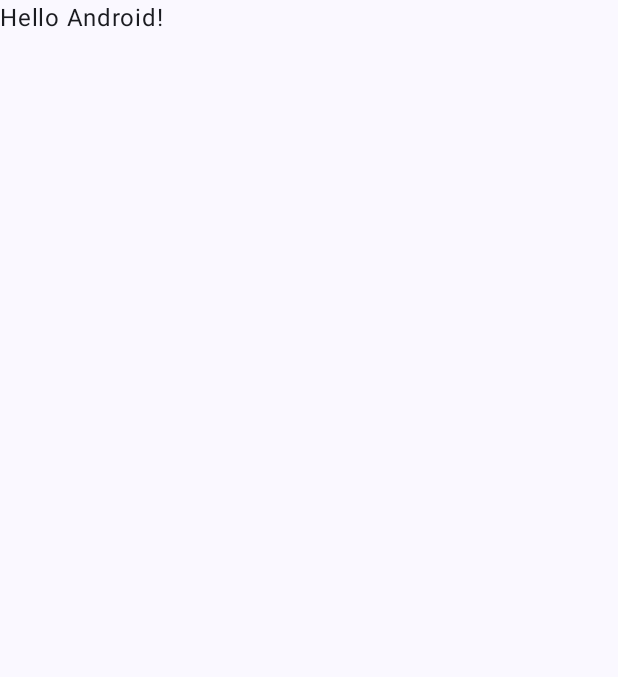
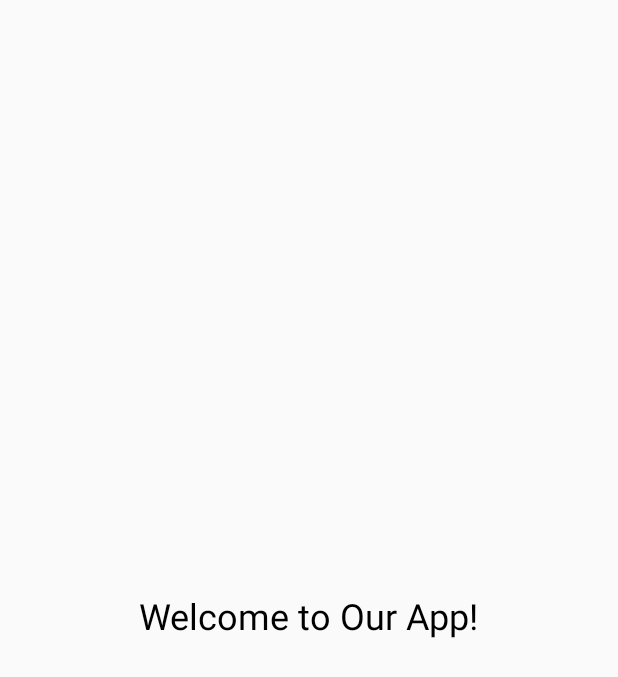
Before and after one commit to yogaramasahdan/UTS_Resep, an Android app built with Jetpack Compose: the screen it shows after launch (MainActivity), on a phone screen of 412 x 824 dp. Before the commit the part shown is almost empty. Shown: the top 677 px of the screen. Run offline under Robolectric (Android 15) with nearby library versions, the phone set to English and light mode, and no system bars.

```diff
--- a/UTSappresep/app/build.gradle.kts
+++ b/UTSappresep/app/build.gradle.kts
@@ -56,4 +56,5 @@ dependencies {
     androidTestImplementation(libs.androidx.ui.test.junit4)
     debugImplementation(libs.androidx.ui.tooling)
     debugImplementation(libs.androidx.ui.test.manifest)
+    implementation("androidx.navigation:navigation-compose:2.7.5")
 }
--- a/UTSappresep/app/src/main/java/com/example/utsappresep/MainActivity.kt
+++ b/UTSappresep/app/src/main/java/com/example/utsappresep/MainActivity.kt
@@ -3,45 +3,74 @@ package com.example.utsappresep
 import android.os.Bundle
 import androidx.activity.ComponentActivity
 import androidx.activity.compose.setContent
-import androidx.activity.enableEdgeToEdge
-import androidx.compose.foundation.layout.fillMaxSize
-import androidx.compose.foundation.layout.padding
-import androidx.compose.material3.Scaffold
+import androidx.compose.animation.core.Animatable
+import androidx.compose.animation.core.tween
+import androidx.compose.foundation.Image
+import androidx.compose.foundation.layout.*
+import androidx.compose.material3.MaterialTheme
+import androidx.compose.runtime.*
+import androidx.compose.ui.Alignment
+import androidx.compose.ui.Modifier
+import androidx.compose.ui.draw.alpha
+import androidx.compose.ui.res.painterResource
+import androidx.compose.ui.unit.dp
+import kotlinx.coroutines.delay
+import androidx.compose.ui.graphics.Color
+import androidx.compose.foundation.background
+import androidx.navigation.compose.rememberNavController
+import androidx.navigation.NavController
+import androidx.navigation.compose.NavHost
+import androidx.navigation.compose.composable
+import androidx.compose.ui.unit.sp
 import androidx.compose.material3.Text
-import androidx.compose.runtime.Composable
-import androidx.compose.ui.Modifier
 import androidx.compose.ui.tooling.preview.Preview
-import com.example.utsappresep.ui.theme.UTSAppResepTheme
 
 class MainActivity : ComponentActivity() {
     override fun onCreate(savedInstanceState: Bundle?) {
         super.onCreate(savedInstanceState)
-        enableEdgeToEdge()
         setContent {
-            UTSAppResepTheme {
-                Scaffold(modifier = Modifier.fillMaxSize()) { innerPadding ->
-                    Greeting(
-                        name = "Android",
-                        modifier = Modifier.padding(innerPadding)
-                    )
-                }
+            val navController = rememberNavController()
+            NavHost(navController, startDestination = "splash") {
+                composable("splash") { SplashScreen(navController) }
+                composable("home") { HomeScreen() }
             }
         }
     }
 }
 
 @Composable
-fun Greeting(name: String, modifier: Modifier = Modifier) {
-    Text(
-        text = "Hello $name!",
-        modifier = modifier
-    )
+fun SplashScreen(navController: NavController) {
+    val alpha = remember { Animatable(0f) }
+
+    LaunchedEffect(Unit) {
+        alpha.animateTo(targetValue = 1f, animationSpec = tween(durationMillis = 2000))
+        delay(2000) // Tunggu 2 detik sebelum pindah layar
+        navController.navigate("home") // Pindah ke halaman utama
+    }
+
+    Box(
+        modifier = Modifier
+            .fillMaxSize()
+            .background(Color.White),
+        contentAlignment = Alignment.Center
+    ) {
+        Image(
+            painter = painterResource(id = R.drawable.splash1),
+            contentDescription = "App Logo",
+            modifier = Modifier
+                .size(200.dp)
+                .alpha(alpha.value) // Animasi fade-in
+        )
+    }
 }
 
 @Preview(showBackground = true)
 @Composable
-fun GreetingPreview() {
-    UTSAppResepTheme {
-        Greeting("Android")
+fun HomeScreen() {
+    Box(
+        modifier = Modifier.fillMaxSize(),
+        contentAlignment = Alignment.Center
+    ) {
+        Text(text = "Welcome to Our App!", color = Color.Black, fontSize = 24.sp)
     }
 }
```
